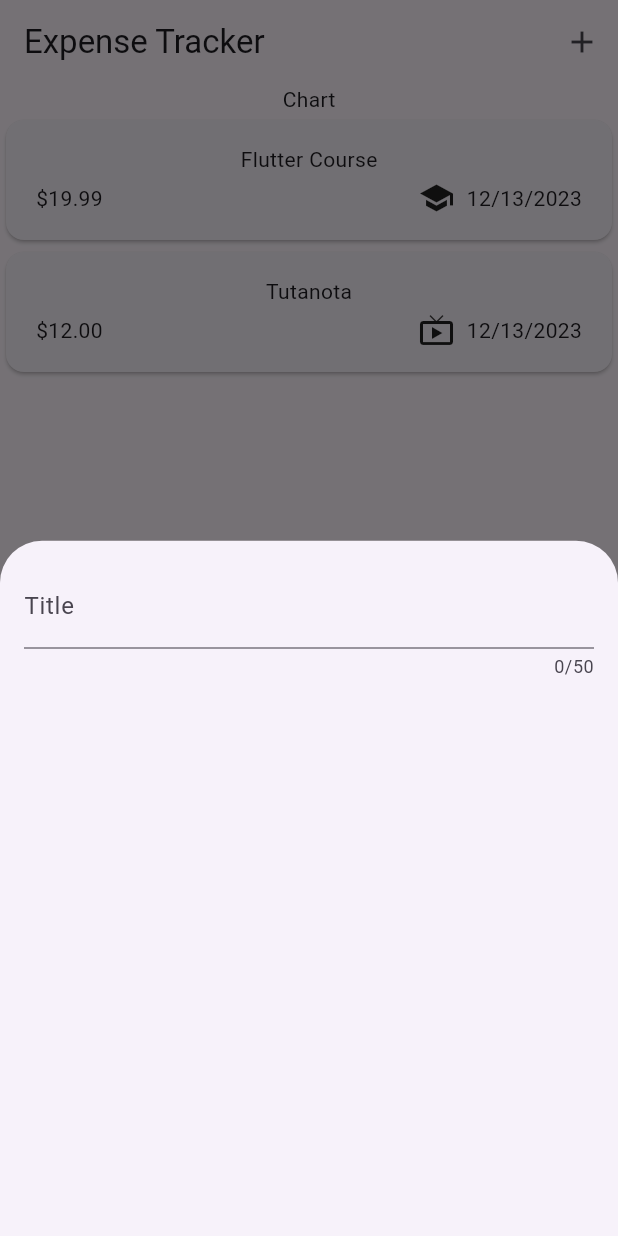
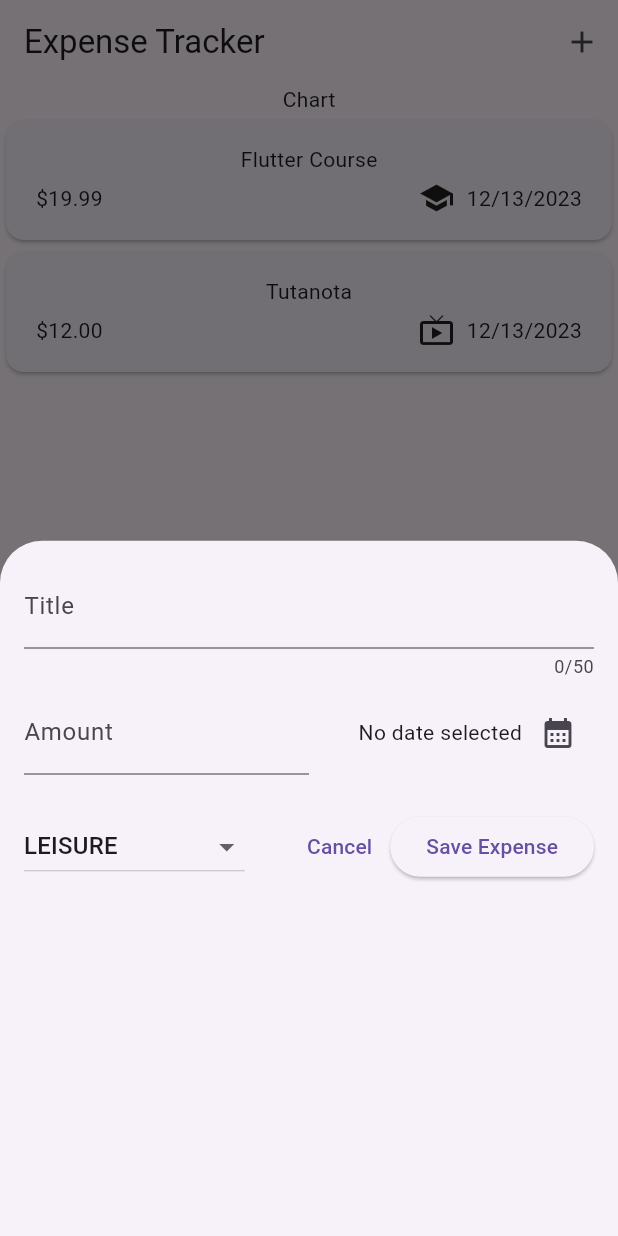
Before and after one commit to Zaela24/expense_tracker, a Flutter app: the screen it shows after launch, after a tap on the "add" icon, on a phone screen of 412 x 824 dp. Run offline on Flutter 3.47's test engine with Material 2 defaults, Android fonts, the phone set to English and light mode, and no system bars.

Commit message:
Add fields to new_expense modal

```diff
--- a/lib/widget/new_expense.dart
+++ b/lib/widget/new_expense.dart
@@ -1,3 +1,4 @@
+import 'package:expense_tracker/models/expense.dart';
 import 'package:flutter/material.dart';
 
 class NewExpense extends StatefulWidget {
@@ -10,17 +11,124 @@ class NewExpense extends StatefulWidget {
 }
 
 class _NewExpenseState extends State<NewExpense> {
+  // IMPORTANT: Controllers live on in memory if not explicitly disposed
+  final _titleController = TextEditingController();
+  final _amountController = TextEditingController();
+
+  DateTime? _selectedDate;
+  Category _selectedCategory = Category.leisure;
+
+  void _presentDatePicker() async {
+    final now = DateTime.now();
+    final firstDate = DateTime(now.year - 1, now.month, now.day);
+
+    final pickedDate = await showDatePicker(
+      context: context,
+      initialDate: now,
+      firstDate: firstDate,
+      lastDate: now,
+    );
+
+    setState(() {
+      _selectedDate = pickedDate;
+    });
+  }
+
+  @override
+  void dispose() {
+    _titleController.dispose();
+    _amountController.dispose();
+    super.dispose();
+  }
+
   @override
   Widget build(BuildContext context) {
-    return const Padding(
-      padding: EdgeInsets.all(16),
+    return Padding(
+      padding: const EdgeInsets.all(16),
       child: Column(
         children: [
           TextField(
+            controller: _titleController,
             maxLength: 50,
-            decoration: InputDecoration(
+            decoration: const InputDecoration(
               label: Text('Title'),
             ),
+          ),
+          const SizedBox(
+            height: 8,
+          ),
+          Row(
+            children: [
+              Expanded(
+                child: TextField(
+                  controller: _amountController,
+                  keyboardType: TextInputType.number,
+                  decoration: const InputDecoration(
+                    prefixText: '\$',
+                    label: Text('Amount'),
+                  ),
+                ),
+              ),
+              Expanded(
+                child: Row(
+                  mainAxisAlignment: MainAxisAlignment.end,
+                  crossAxisAlignment: CrossAxisAlignment.center,
+                  children: [
+                    Text(
+                      _selectedDate == null
+                          ? 'No date selected'
+                          : formatter.format(_selectedDate!),
+                    ),
+                    IconButton(
+                      onPressed: _presentDatePicker,
+                      icon: const Icon(
+                        Icons.calendar_month,
+                      ),
+                    )
+                  ],
+                ),
+              )
+            ],
+          ),
+          const SizedBox(
+            height: 24,
+          ),
+          Row(
+            children: [
+              DropdownButton(
+                value: _selectedCategory,
+                items: Category.values
+                    .map(
+                      (category) => DropdownMenuItem(
+                        value: category,
+                        child: Text(
+                          category.name.toUpperCase(),
+                        ),
+                      ),
+                    )
+                    .toList(),
+                onChanged: (value) {
+                  if (value == null) {
+                    return;
+                  }
+                  setState(() {
+                    _selectedCategory = value;
+                  });
+                },
+              ),
+              const Spacer(),
+              TextButton(
+                onPressed: () {
+                  Navigator.pop(context);
+                },
+                child: const Text('Cancel'),
+              ),
+              ElevatedButton(
+                onPressed: () => print(
+                    '${_titleController.text}, ${_amountController.text}'),
+                child: const Text('Save Expense'),
+              )
+            ],
           )
         ],
       ),
```
